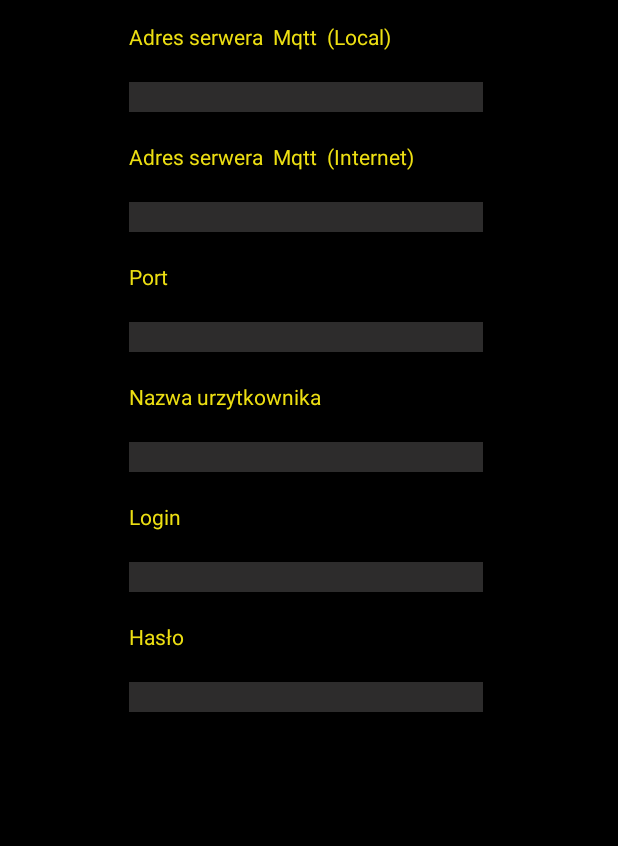
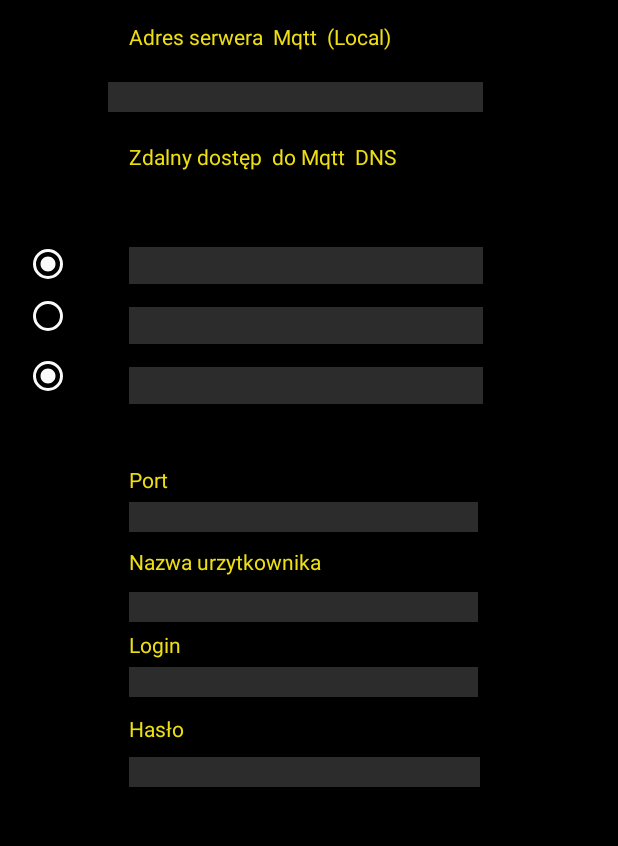
Before and after one commit to JacekMAN/ESPAndroid, an Android app: the Setting screen opened directly, with no data from a screen before it, on a phone screen of 412 x 824 dp, the part 113-959 px from its top. Run offline under Robolectric (Android 15) with nearby library versions, the phone set to English and light mode, and no system bars.

Commit message:
Dodanie DNS

```diff
--- a/paho.mqtt.android.example/src/main/java/paho/mqtt/android/example/Setting.java
+++ b/paho.mqtt.android.example/src/main/java/paho/mqtt/android/example/Setting.java
@@ -1,4 +1,5 @@
 package paho.mqtt.android.example;
+
 import android.app.Activity;
 import android.content.Context;
 import android.content.SharedPreferences;
@@ -7,6 +8,9 @@ import android.view.View;
 import android.widget.EditText;
 import android.widget.ImageButton;
 import android.widget.ProgressBar;
+import android.widget.RadioButton;
+import android.widget.TextView;
+
 
 /**
  * Created by DOM on 11.01.2017.
@@ -34,10 +38,20 @@ public class Setting extends Activity {
         temp1.setText(Baza.getString("local",""));
 
         final EditText temp2 = (EditText) findViewById(R.id.editText2);
-        temp2.setText(Baza.getString("internet",""));
+        temp2.setText(Baza.getString("DNS1",""));
+
+        final TextView temp22 = (TextView) findViewById(R.id.textView22);
+        temp22.setText(Baza.getString("internet",""));
+
 
         final EditText temp3 = (EditText) findViewById(R.id.editText3);
         temp3.setText(Baza.getString("port",""));
+
+        final EditText temp3a = (EditText) findViewById(R.id.editText2b);
+        temp3a.setText(Baza.getString("DNS2",""));
+
+        final EditText temp3b = (EditText) findViewById(R.id.editText2c);
+        temp3b.setText(Baza.getString("DNS3",""));
 
         final EditText temp4 = (EditText) findViewById(R.id.editText4);
         temp4.setText(Baza.getString("nazwa",""));
@@ -49,6 +63,15 @@ public class Setting extends Activity {
         temp6.setText(Baza.getString("haslo",""));
 
 
+        if  (Baza.getString("DNSX", "1").equals("1"))  { RadioButton wybor1 = (RadioButton) findViewById(R.id.p10);
+            wybor1.setChecked(true);};
+
+        if  (Baza.getString("DNSX", "1").equals("2"))  { RadioButton wybor1 = (RadioButton) findViewById(R.id.p11);
+            wybor1.setChecked(true);};
+
+        if  (Baza.getString("DNSX", "3").equals("3"))  { RadioButton wybor1 = (RadioButton) findViewById(R.id.p12);
+            wybor1.setChecked(true);};
+
 
         ImageButton button = (ImageButton) findViewById(R.id.ustawienia);
         button.setOnClickListener(new View.OnClickListener() {
@@ -59,25 +82,66 @@ public class Setting extends Activity {
         });
 
 
+
+
+
         ImageButton button1 = (ImageButton) findViewById(R.id.imageButton1);
         button1.setOnClickListener(new View.OnClickListener() {
             @Override
             public void onClick(View view) {
                 EBaza.putString("local", String.valueOf(temp1.getText()));
-                EBaza.putString("internet", String.valueOf(temp2.getText()));
+                EBaza.putString("DNS1", String.valueOf(temp2.getText()));
+                EBaza.putString("DNS2", String.valueOf(temp3a.getText()));
+                EBaza.putString("DNS3", String.valueOf(temp3b.getText()));
                 EBaza.putString("port", String.valueOf(temp3.getText()));
                 EBaza.putString("nazwa", String.valueOf(temp4.getText()));
                 EBaza.putString("login", String.valueOf(temp5.getText()));
                 EBaza.putString("haslo", String.valueOf(temp6.getText()));
                 EBaza.commit();
                 finish();
+
             }
         });
 
 
 
     }
+    public void selectDNS(View view) {
+        RadioButton wybor1 = (RadioButton) findViewById(R.id.p10);
+        RadioButton wybor2 = (RadioButton) findViewById(R.id.p11);
+        RadioButton wybor3 = (RadioButton) findViewById(R.id.p12);
+        boolean checked = ((RadioButton) view).isChecked();
+        int id = view.getId();
+        if (checked) {
+            if (id == R.id.p10) {
+                wybor1.setChecked(true);
+                wybor2.setChecked(false);
+                wybor3.setChecked(false);
+                String dns =Baza.getString("DNS1","");
+                final TextView temp22 = (TextView) findViewById(R.id.textView22);
+                temp22.setText(dns);EBaza.putString("internet", String.valueOf(dns));EBaza.putString("DNSX", String.valueOf("1"));
+                EBaza.commit();
 
+            } else if (id == R.id.p11) {
+                wybor2.setChecked(true);
+                wybor1.setChecked(false);
+                wybor3.setChecked(false);
+                String dns =Baza.getString("DNS2","");
+                final TextView temp22 = (TextView) findViewById(R.id.textView22);
+                temp22.setText(dns);EBaza.putString("internet", String.valueOf(dns));EBaza.putString("DNSX", String.valueOf("2"));
+                EBaza.commit();
+
+            } else if (id == R.id.p12) {
+                wybor3.setChecked(true);
+                wybor1.setChecked(false);
+                wybor2.setChecked(false);
+                String dns =Baza.getString("DNS3","");
+                final TextView temp22 = (TextView) findViewById(R.id.textView22);
+                temp22.setText(dns);EBaza.putString("internet", String.valueOf(dns));EBaza.putString("DNSX", String.valueOf("3"));
+                EBaza.commit();
+            }
+        }
+    }
 
 
 
--- a/paho.mqtt.android.example/src/main/java/paho/mqtt/android/example/Sterowanie.java
+++ b/paho.mqtt.android.example/src/main/java/paho/mqtt/android/example/Sterowanie.java
@@ -48,6 +48,7 @@ public class Sterowanie extends AppCompatActivity {
     int wiata = 10;
     int lampa = 10;
     int podlewa = 10;
+    int rolety = 0; // stan
 
     int podswietlanie = 0;
     int w1 = 0;
@@ -117,8 +118,16 @@ public class Sterowanie extends AppCompatActivity {
         UP.setOnClickListener(new View.OnClickListener() {
             @Override
             public void onClick(View view) {
-                publishMessage("S8/dane1", "22");
-                addToHistory("Rolety do góry !!!!");
+                if (rolety ==1){
+                    publishMessage("S8/dane1", "6");
+                    addToHistory("stop  !!!!");rolety=2;}
+
+                if (rolety ==0){
+                publishMessage("S8/dane1", "4");
+                addToHistory("Rolety do góry !!!!");rolety=1;}
+                if (rolety ==2) {rolety=0;}
+
+
                 final ImageButton button414 = (ImageButton) findViewById(R.id.imageButton414);
 
                 button414.setColorFilter(Color.GREEN);
@@ -136,12 +145,21 @@ public class Sterowanie extends AppCompatActivity {
         DOWN.setOnClickListener(new View.OnClickListener() {
             @Override
             public void onClick(View view) {
-                publishMessage("S8/dane1", "33");
-                addToHistory("Rolety na dół !!!!");
+                if (rolety ==1) {
+                    publishMessage("S8/dane1", "6");
+                    addToHistory("STOP !!!!");rolety=2;}
+
+
+                if (rolety ==0) {
+                publishMessage("S8/dane1", "5");
+                addToHistory("Rolety na dół !!!!");rolety=1;}
                 final ImageButton button414 = (ImageButton) findViewById(R.id.imageButton414);
 
+
+                if (rolety ==2) {rolety=0;}
                 button414.setColorFilter(Color.GREEN);
-                final Handler handler = new Handler();       //  =============================
+                final
+                Handler handler = new Handler();       //  =============================
                 handler.postDelayed(new Runnable() {         //  Funkcja wykonywana op upływie
                     @Override                                // czasu 400 - 400mili sekund
                     public void run() {                      //
--- a/paho.mqtt.android.example/src/main/res/layout/pogoda_menu.xml
+++ b/paho.mqtt.android.example/src/main/res/layout/pogoda_menu.xml
@@ -77,17 +77,17 @@
 
 
                 <TextView
+                    android:id="@+id/dzien1"
+                    android:layout_width="wrap_content"
                     android:layout_height="19dp"
-                    android:textColor="@android:color/holo_blue_bright"
                     android:layout_marginStart="10dp"
                     android:layout_marginTop="2dp"
-                    android:id="@+id/dzien1"
+                    android:layout_marginEnd="10dp"
+                    android:text="                                   72 godziny"
+                    android:textAlignment="center"
+                    android:textColor="@android:color/holo_blue_bright"
                     android:textSize="14sp"
-                    android:layout_marginEnd="10dp"
-                    android:textStyle="normal|bold"
-                    android:textAlignment="center"
-                    android:layout_width="wrap_content"
-                    android:text="                                   72 godziny" />
+                    android:textStyle="normal|bold" />
 
             </FrameLayout>
 
--- a/paho.mqtt.android.example/src/main/res/layout/setting.xml
+++ b/paho.mqtt.android.example/src/main/res/layout/setting.xml
@@ -71,7 +71,7 @@
 
 
     <TextView
-        android:text="Adres serwera  Mqtt  (Internet)"
+        android:text="Zdalny dostęp  do Mqtt  DNS"
         android:layout_height="20dp"
         android:layout_marginStart="70dp"
         android:layout_marginTop="130dp"
@@ -80,146 +80,231 @@
         android:textSize="14sp"
         android:layout_width="250dp" />
 
-    <EditText
+
+    <TextView
+        android:id="@+id/textView22"
         android:layout_width="250dp"
         android:layout_height="20dp"
+        android:layout_marginStart="70dp"
+        android:layout_marginTop="160dp"
+        android:text="- wybrany serwer"
+        android:textColor="#449222"
+        android:textSize="14sp" />
+
+    <EditText
+        android:id="@+id/editText1"
+        android:layout_width="250dp"
+        android:layout_height="20dp"
+        android:layout_alignEnd="@+id/textView2"
+        android:layout_alignRight="@+id/textView2"
+        android:layout_marginTop="90dp"
+        android:layout_marginEnd="14dp"
+        android:layout_marginRight="14dp"
+        android:background="#2d2c2c"
+        android:ems="20"
         android:inputType="textPersonName"
         android:text="Name"
-        android:ems="20"
         android:textColor="#FFFFFF"
-        android:background="#2d2c2c"
-        android:layout_marginStart="70dp"
-        android:layout_marginTop="90dp"
-        android:layout_alignRight="@+id/textView2"
-        android:layout_alignEnd="@+id/textView2"
-        android:layout_marginRight="14dp"
-        android:layout_marginEnd="14dp"
-        android:id="@+id/editText1"
         android:textSize="18sp" />
 
     <EditText
-        android:layout_width="250dp"
-        android:layout_height="20dp"
-        android:inputType="textPersonName"
+        android:id="@+id/editText2"
+        android:layout_width="wrap_content"
+        android:layout_height="wrap_content"
+        android:layout_alignEnd="@+id/textView2"
+        android:layout_alignRight="@+id/textView2"
+        android:layout_marginStart="70dp"
+        android:layout_marginTop="200dp"
+        android:layout_marginEnd="14dp"
+        android:layout_marginRight="14dp"
+        android:background="#2d2c2c"
+        android:ems="20"
+        android:inputType="text|textVisiblePassword"
         android:text="Name"
+        android:textColor="#FFFFFF"
+        android:textSize="18sp" />
+
+
+    <RadioButton
+        android:id="@+id/p10"
+        android:layout_width="wrap_content"
+        android:layout_height="wrap_content"
+        android:layout_alignParentStart="true"
+        android:layout_alignParentLeft="true"
+        android:layout_marginTop="195dp"
+        android:buttonTint="#FAFFFFFF"
+        android:onClick="selectDNS"
+        android:text=""
+        android:textColor="@color/common_google_signin_btn_text_dark_default"
+        android:textSize="14sp"
+        android:visibility="visible" />
+
+    <RadioButton
+        android:id="@+id/p11"
+        android:layout_width="wrap_content"
+        android:layout_height="wrap_content"
+        android:layout_alignParentStart="true"
+        android:layout_alignParentLeft="true"
+        android:layout_marginTop="230dp"
+        android:buttonTint="#FAFFFFFF"
+        android:onClick="selectDNS"
+        android:text=""
+        android:textColor="@color/common_google_signin_btn_text_dark_default"
+        android:textSize="14sp" />
+
+    <RadioButton
+        android:id="@+id/p12"
+        android:layout_width="wrap_content"
+        android:layout_height="wrap_content"
+        android:layout_alignParentStart="true"
+        android:layout_alignParentLeft="true"
+        android:layout_marginTop="270dp"
+        android:buttonTint="#FAFFFFFF"
+        android:onClick="selectDNS"
+        android:text=""
+        android:textColor="@color/common_google_signin_btn_text_dark_default"
+        android:textSize="14sp" />
+
+    <EditText
+        android:id="@+id/editText2b"
+        android:layout_width="wrap_content"
+        android:layout_height="wrap_content"
+        android:layout_alignEnd="@+id/textView2"
+        android:layout_alignRight="@+id/textView2"
+        android:layout_marginStart="70dp"
+        android:layout_marginTop="240dp"
+        android:layout_marginEnd="14dp"
+        android:layout_marginRight="14dp"
+        android:background="#2d2c2c"
         android:ems="20"
+        android:inputType="text|textVisiblePassword"
+        android:text=""
         android:textColor="#FFFFFF"
+        android:textSize="18sp" />
+
+    <EditText
+        android:id="@+id/editText2c"
+        android:layout_width="wrap_content"
+        android:layout_height="wrap_content"
+        android:layout_alignEnd="@+id/textView2"
+        android:layout_alignRight="@+id/textView2"
+        android:layout_marginStart="70dp"
+        android:layout_marginTop="280dp"
+        android:layout_marginEnd="14dp"
+        android:layout_marginRight="14dp"
         android:background="#2d2c2c"
-        android:layout_marginStart="70dp"
-        android:layout_marginTop="170dp"
-        android:layout_alignRight="@+id/textView2"
-        android:layout_alignEnd="@+id/textView2"
-        android:layout_marginRight="14dp"
-        android:layout_marginEnd="14dp"
-        android:id="@+id/editText2"
+        android:ems="20"
+        android:inputType="text|textVisiblePassword"
+        android:text=""
+        android:textColor="#FFFFFF"
         android:textSize="18sp" />
 
     <TextView
-        android:text="Port"
+        android:id="@+id/textView4"
+        android:layout_width="250dp"
         android:layout_height="20dp"
         android:layout_marginStart="70dp"
-        android:layout_marginTop="210dp"
+        android:layout_marginTop="400dp"
+        android:text="Nazwa urzytkownika"
+        android:textColor="#eddf12"
+        android:textSize="14sp" />
+
+    <TextView
         android:id="@+id/textView3"
+        android:layout_width="250dp"
+        android:layout_height="20dp"
+        android:layout_marginStart="70dp"
+        android:layout_marginTop="345dp"
+        android:text="Port"
         android:textColor="#eddf12"
-        android:textSize="14sp"
-        android:layout_width="250dp" />
+        android:textSize="14sp" />
 
     <EditText
+        android:id="@+id/editText3"
         android:layout_width="250dp"
         android:layout_height="20dp"
+        android:layout_alignEnd="@+id/textView2"
+        android:layout_alignRight="@+id/textView2"
+        android:layout_marginStart="70dp"
+        android:layout_marginTop="370dp"
+        android:layout_marginEnd="17dp"
+        android:layout_marginRight="17dp"
+        android:background="#2d2c2c"
+        android:ems="20"
         android:inputType="number"
         android:text=""
-        android:ems="20"
         android:textColor="#FFFFFF"
-        android:background="#2d2c2c"
-        android:layout_marginStart="70dp"
-        android:layout_marginTop="250dp"
-        android:layout_alignRight="@+id/textView2"
-        android:layout_alignEnd="@+id/textView2"
-        android:layout_marginRight="14dp"
-        android:layout_marginEnd="14dp"
-        android:id="@+id/editText3"
         android:textSize="18sp" />
 
     <TextView
-        android:text="Nazwa urzytkownika"
+        android:id="@+id/textView5"
+        android:layout_width="250dp"
         android:layout_height="20dp"
         android:layout_marginStart="70dp"
-        android:layout_marginTop="290dp"
-        android:id="@+id/textView4"
+        android:layout_marginTop="455dp"
+        android:text="Login"
         android:textColor="#eddf12"
-        android:textSize="14sp"
-        android:layout_width="250dp" />
+        android:textSize="14sp" />
 
     <EditText
+        android:id="@+id/editText5"
         android:layout_width="250dp"
         android:layout_height="20dp"
+        android:layout_alignEnd="@+id/textView2"
+        android:layout_alignRight="@+id/textView2"
+        android:layout_marginStart="70dp"
+        android:layout_marginTop="480dp"
+        android:layout_marginEnd="17dp"
+        android:layout_marginRight="17dp"
+        android:background="#2d2c2c"
+        android:ems="20"
         android:inputType="textPersonName"
         android:text="Name"
-        android:ems="20"
         android:textColor="#FFFFFF"
-        android:background="#2d2c2c"
-        android:layout_marginStart="70dp"
-        android:layout_marginTop="330dp"
-        android:layout_alignRight="@+id/textView2"
-        android:layout_alignEnd="@+id/textView2"
-        android:layout_marginRight="14dp"
-        android:layout_marginEnd="14dp"
-        android:id="@+id/editText4"
         android:textSize="18sp" />
 
     <TextView
-    android:text="Login"
-    android:layout_height="20dp"
-    android:layout_marginStart="70dp"
-    android:layout_marginTop="370dp"
-    android:id="@+id/textView5"
-    android:textColor="#eddf12"
-    android:textSize="14sp"
-    android:layout_width="250dp" />
+        android:id="@+id/textView6"
+        android:layout_width="250dp"
+        android:layout_height="20dp"
+        android:layout_marginStart="70dp"
+        android:layout_marginTop="511dp"
+        android:text="Hasło"
+        android:textColor="#eddf12"
+        android:textSize="14sp" />
 
     <EditText
+        android:id="@+id/editText6"
         android:layout_width="250dp"
         android:layout_height="20dp"
+        android:layout_alignEnd="@+id/textView2"
+        android:layout_alignRight="@+id/textView2"
+        android:layout_marginStart="70dp"
+        android:layout_marginTop="540dp"
+        android:layout_marginEnd="16dp"
+        android:layout_marginRight="16dp"
+        android:background="#2d2c2c"
+        android:ems="20"
         android:inputType="textPersonName"
         android:text="Name"
-        android:ems="20"
         android:textColor="#FFFFFF"
-        android:background="#2d2c2c"
-        android:layout_marginStart="70dp"
-        android:layout_marginTop="410dp"
-        android:layout_alignRight="@+id/textView2"
-        android:layout_alignEnd="@+id/textView2"
-        android:layout_marginRight="14dp"
-        android:layout_marginEnd="14dp"
-        android:id="@+id/editText5"
         android:textSize="18sp" />
 
-    <TextView
-        android:text="Hasło"
-        android:layout_height="20dp"
-        android:layout_marginStart="70dp"
-        android:layout_marginTop="450dp"
-        android:id="@+id/textView6"
-        android:textColor="#eddf12"
-        android:textSize="14sp"
-        android:layout_width="250dp" />
-
     <EditText
+        android:id="@+id/editText4"
         android:layout_width="250dp"
         android:layout_height="20dp"
+        android:layout_alignEnd="@+id/textView2"
+        android:layout_alignRight="@+id/textView2"
+        android:layout_marginStart="70dp"
+        android:layout_marginTop="430dp"
+        android:layout_marginEnd="17dp"
+        android:layout_marginRight="17dp"
+        android:background="#2d2c2c"
+        android:ems="20"
         android:inputType="textPersonName"
         android:text="Name"
-        android:ems="20"
         android:textColor="#FFFFFF"
-        android:background="#2d2c2c"
-        android:layout_marginStart="70dp"
-        android:layout_marginTop="490dp"
-        android:layout_alignRight="@+id/textView2"
-        android:layout_alignEnd="@+id/textView2"
-        android:layout_marginRight="14dp"
-        android:layout_marginEnd="14dp"
-        android:id="@+id/editText6"
         android:textSize="18sp" />
 
 
```
Also changed, not shown: 1 other file.
